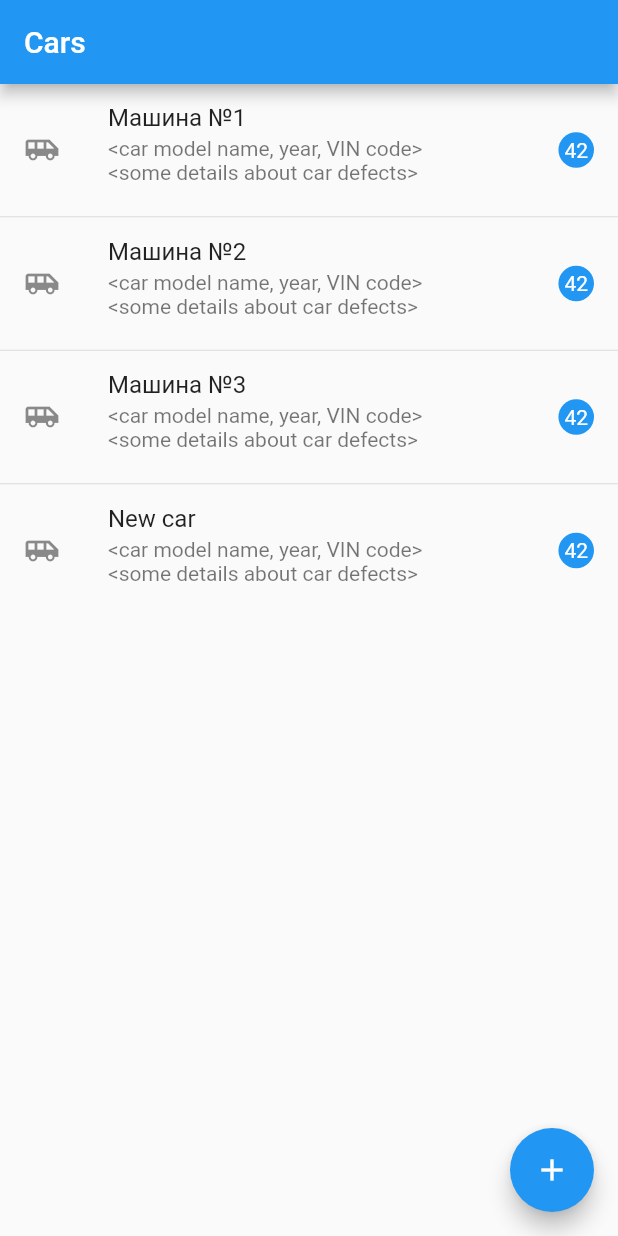
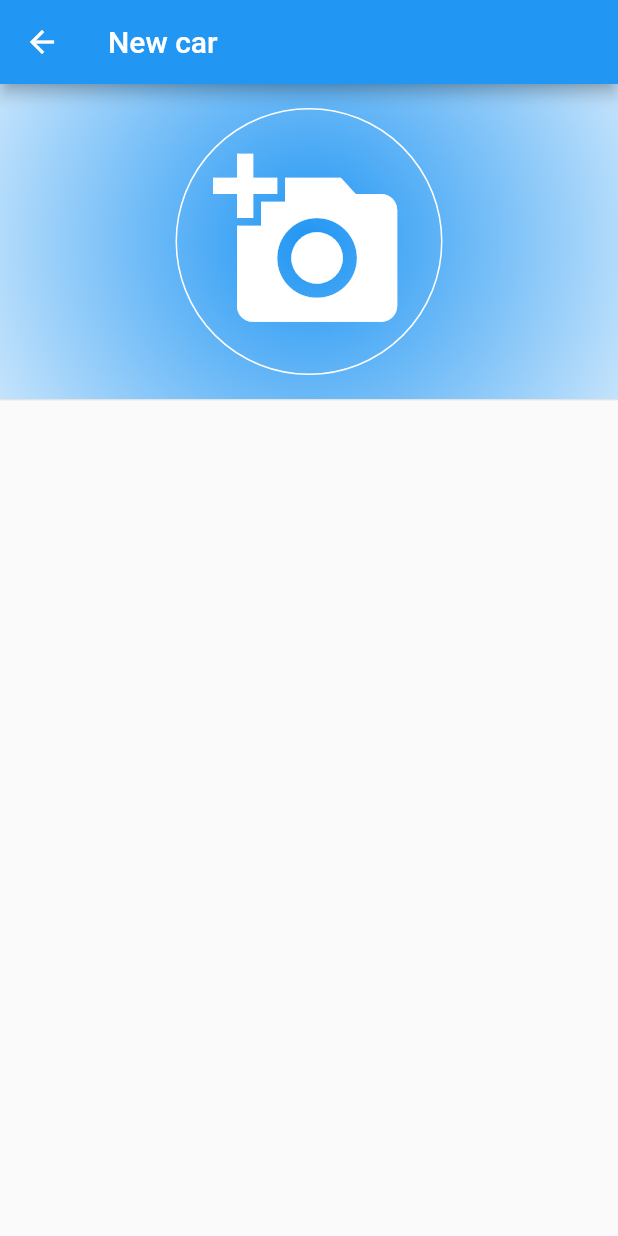
Before and after one commit to Gridbug/car_diagnosis_app, a Flutter app: the screen it shows after launch, after a tap on the "add" icon, on a phone screen of 412 x 824 dp. Run offline on Flutter 3.47's test engine with Material 2 defaults, Android fonts, the phone set to English and light mode, and no system bars; our stand-ins replace built_collection, built_value, rxdart, sqflite; missing offline and left inert: sqlbrite; accounts and stored records are empty; generated files the repository leaves out were written again.

Commit message:
Added car creation screen with initial layout

```diff
--- a/car_diagnosis_app/lib/app.dart
+++ b/car_diagnosis_app/lib/app.dart
@@ -1,10 +1,7 @@
+import 'package:car_diagnosis_app/car_list/car_creation_screen.dart';
 import 'package:car_diagnosis_app/car_list/car_list_screen.dart';
-import 'package:car_diagnosis_app/data_model/entities/car.dart';
-import 'package:car_diagnosis_app/repositories/entities/car.dart';
 import 'package:flutter/cupertino.dart';
 import 'package:flutter/material.dart';
-import 'package:flutter/painting.dart';
-import 'package:provider/provider.dart';
 
 class MyApp extends StatelessWidget {
   @override
@@ -35,5 +32,6 @@ class MyApp extends StatelessWidget {
           ),
         ),
     CarListScreen.routeName: (context) => CarListScreen(),
+    CarCreationScreen.routeName: (context) => CarCreationScreen(),
   };
 }
--- /dev/null
+++ b/car_diagnosis_app/lib/car_list/car_creation_screen.dart
@@ -0,0 +1,57 @@
+import 'dart:ui';
+
+import 'package:flutter/material.dart';
+
+class CarCreationScreen extends StatefulWidget {
+  static const routeName = 'CarCreationScreen';
+
+  @override
+  _CarCreationScreenState createState() => _CarCreationScreenState();
+}
+
+class _CarCreationScreenState extends State<CarCreationScreen> {
+  @override
+  Widget build(BuildContext context) {
+    return Scaffold(
+      appBar: AppBar(
+        title: Text("New car"),
+        leading: new IconButton(
+          icon: new Icon(Icons.arrow_back),
+          onPressed: () => Navigator.pop(context),
+        ),
+      ),
+      body: Column(
+        children: [
+          Container(
+            alignment: Alignment.center,
+            decoration: BoxDecoration(
+                gradient: RadialGradient(
+                    colors: [Colors.blue, Colors.white], radius: 1.5),
+                color: Colors.blue),
+            child: Padding(
+              padding: const EdgeInsets.all(16.0),
+              child: Container(
+                padding: const EdgeInsets.all(24),
+                child: Icon(Icons.add_a_photo, size: 128, color: Colors.white),
+                decoration: BoxDecoration(
+                  shape: BoxShape.circle,
+                  border: Border.all(color: Colors.white),
+                ),
+              ),
+            ),
+          ),
+          Divider(
+            height: 1,
+          ),
+          // IconButton(
+          //   icon: Icon(Icons.add_a_photo, color: Colors.black),
+          //   iconSize: 128,
+          //   onPressed: () {
+          //     print('pressed');
+          //   },
+          // ),
+        ],
+      ),
+    );
+  }
+}
--- a/car_diagnosis_app/lib/car_list/car_list_screen.dart
+++ b/car_diagnosis_app/lib/car_list/car_list_screen.dart
@@ -1,3 +1,4 @@
+import 'package:car_diagnosis_app/car_list/car_creation_screen.dart';
 import 'package:car_diagnosis_app/data_model/entities/car.dart';
 import 'package:car_diagnosis_app/repositories/entities/car.dart';
 import 'package:flutter/material.dart';
@@ -42,9 +43,10 @@ class _CarListScreenState extends State<CarListScreen> {
       ),
       floatingActionButton: FloatingActionButton(
         onPressed: () {
-          Provider.of<CarRepository>(context, listen: false).create(
-            Car((b) => b..name = "New car"),
-          );
+          // Provider.of<CarRepository>(context, listen: false).create(
+          //   Car((b) => b..name = "New car"),
+          // );
+          Navigator.pushNamed(context, CarCreationScreen.routeName);
         },
         tooltip: 'Increment',
         child: Icon(Icons.add),
```
